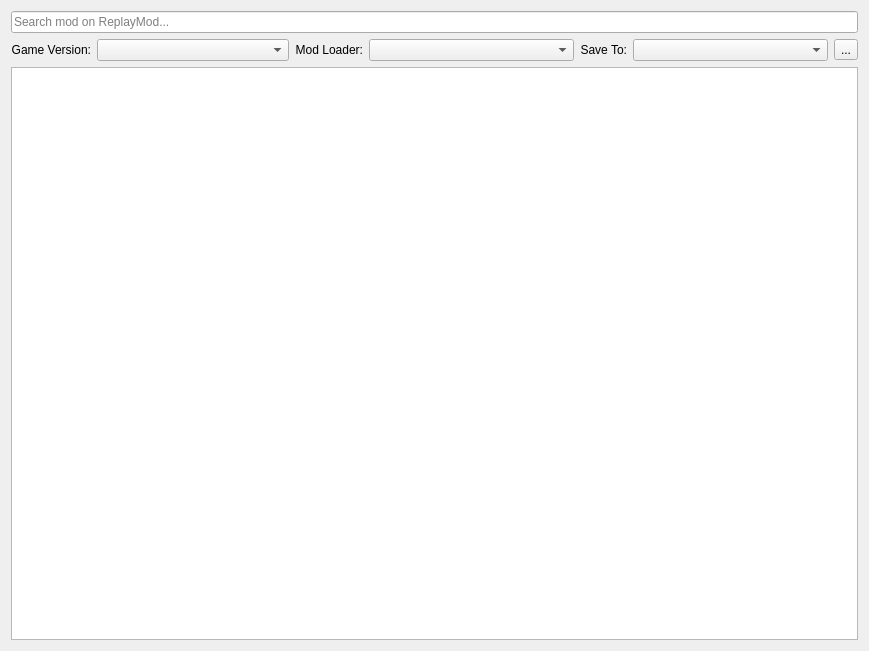
The window that src/ui/replay/replaymodbrowser.ui (kaniol-lck/modmanager) describes before a commit, drawn with Qt 5.
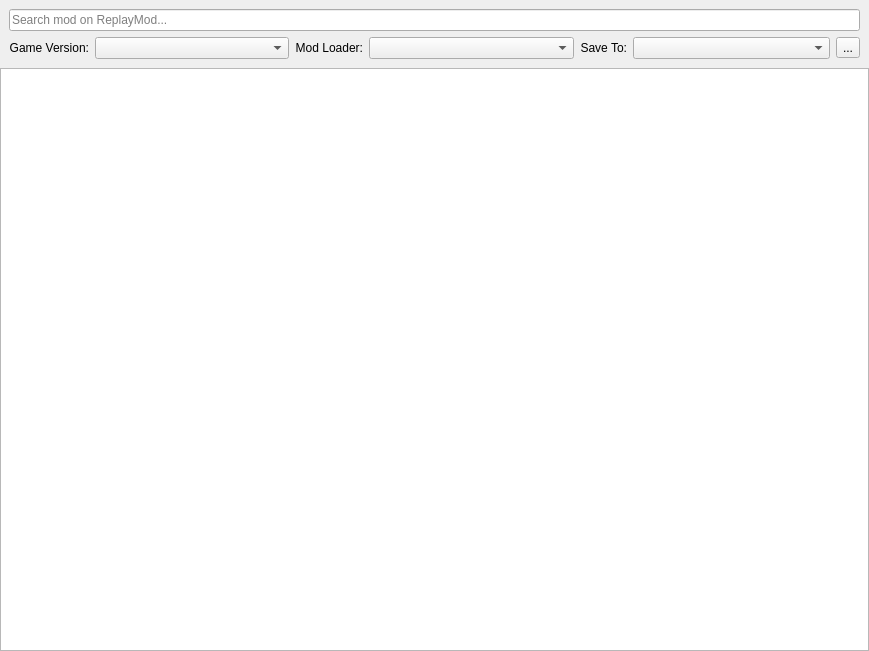
The same window after the commit. Icons and pictures are not drawn.

The edit to the form file:
```diff
--- a/src/ui/replay/replaymodbrowser.ui
+++ b/src/ui/replay/replaymodbrowser.ui
@@ -13,6 +13,31 @@
   <property name="windowTitle">
    <string>Form</string>
   </property>
+  <layout class="QGridLayout" name="gridLayout_2">
+   <property name="leftMargin">
+    <number>0</number>
+   </property>
+   <property name="topMargin">
+    <number>0</number>
+   </property>
+   <property name="rightMargin">
+    <number>0</number>
+   </property>
+   <property name="bottomMargin">
+    <number>0</number>
+   </property>
+   <property name="spacing">
+    <number>0</number>
+   </property>
+   <item row="1" column="0">
+    <widget class="QListWidget" name="modListWidget">
+     <property name="verticalScrollMode">
+      <enum>QAbstractItemView::ScrollPerPixel</enum>
+     </property>
+    </widget>
+   </item>
+   <item row="0" column="0">
+    <widget class="QWidget" name="" native="true">
   <layout class="QGridLayout" name="gridLayout">
    <item row="1" column="0">
     <layout class="QHBoxLayout" name="horizontalLayout_2">
@@ -118,13 +143,6 @@
      </item>
     </layout>
    </item>
-   <item row="2" column="0" colspan="3">
-    <widget class="QListWidget" name="modListWidget">
-     <property name="verticalScrollMode">
-      <enum>QAbstractItemView::ScrollPerPixel</enum>
-     </property>
-    </widget>
-   </item>
    <item row="0" column="0" colspan="3">
     <widget class="QLineEdit" name="searchText">
      <property name="placeholderText">
@@ -133,6 +151,9 @@
      <property name="clearButtonEnabled">
       <bool>true</bool>
      </property>
+       </widget>
+      </item>
+     </layout>
     </widget>
    </item>
   </layout>
```
Left out of the diff: 3 changed lines with no effect on the pictures. Lines whose indentation alone changed are shown as unchanged.
